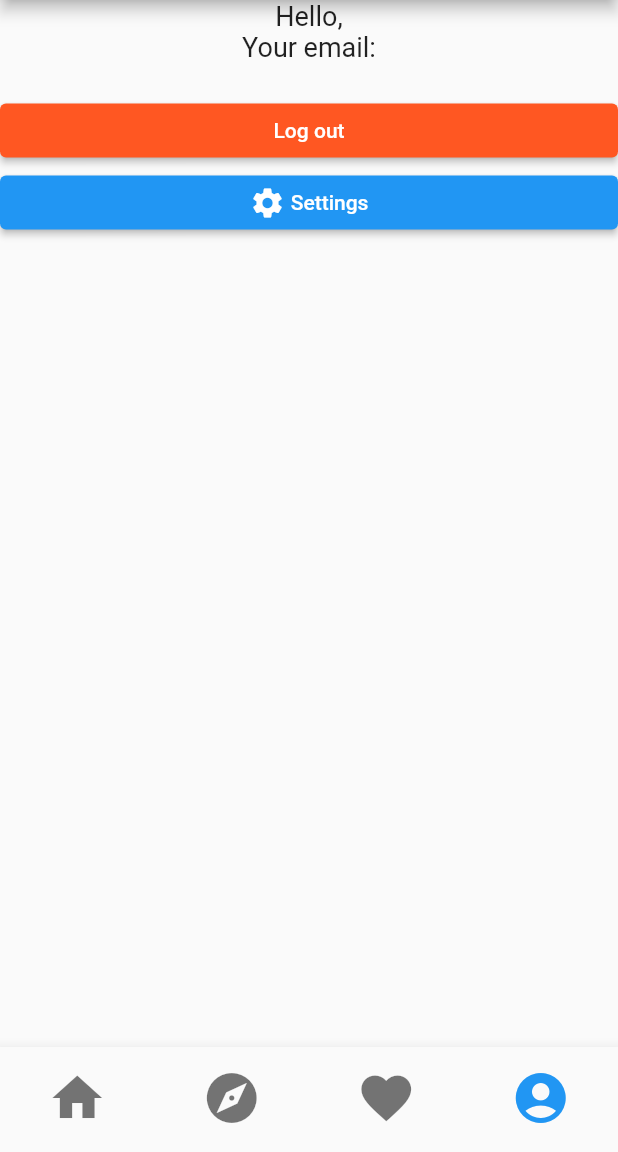
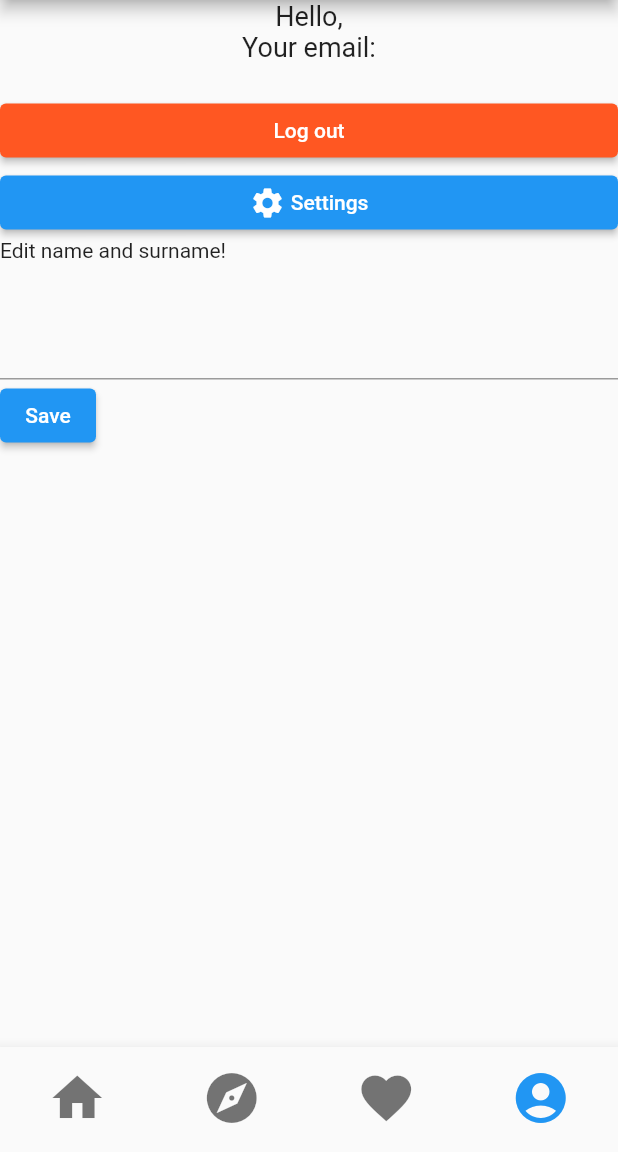
Before and after one commit to DrommeLag/LangApp, a Flutter app: the MainScreen screen opened directly, item 4 of the bottom bar chosen, on a phone screen of 412 x 824 dp, the part 84-1236 px from its top. Run offline on Flutter 3.47's test engine with Material 2 defaults, Android fonts, the phone set to English and light mode, and no system bars; our stand-ins replace cloud_firestore, firebase_auth, firebase_core, flutter_local_notifications, flutter_secure_storage, flutter_settings_screens and 3 more; missing offline and left inert: mailer; accounts and stored records are empty.

Commit message:
Added name and surname editing

```diff
--- a/lib/core/database.dart
+++ b/lib/core/database.dart
@@ -12,6 +12,11 @@ class DatabaseService {
       'displayName': displayName,
       'email': email,
       'photo': null,
+    });
+  }
+  Future updateDisplayName(String? displayName) async{
+    return await usersCollection.doc(uid).set({
+      'displayName': displayName
     });
   }
 
--- a/lib/screen/user/user_page.dart
+++ b/lib/screen/user/user_page.dart
@@ -2,8 +2,11 @@ import 'package:cloud_firestore/cloud_firestore.dart';
 import 'package:firebase_auth/firebase_auth.dart';
 import 'package:flutter/material.dart';
 import 'package:lang_app/screen/user/settings/settings_page.dart';
+import '../../core/database.dart';
+import 'auth/auth_page.dart';
 
-import 'auth/auth_page.dart';
+final _formKey = GlobalKey<FormState>();
+String? _currentName;
 
 class UserPage extends StatefulWidget {
   const UserPage({Key? key}) : super(key: key);
@@ -28,10 +31,9 @@ class _UserPage extends State<UserPage> {
             return const Center(child: CircularProgressIndicator());
           }
           User? user = FirebaseAuth.instance.currentUser;
-          final uid = user?.uid;
-
           final CollectionReference usersColection =
           FirebaseFirestore.instance.collection('users');
+          final uid = user?.uid;
 
           return FutureBuilder<DocumentSnapshot>(
             future: usersColection.doc(uid).get(),
@@ -69,7 +71,6 @@ class _UserPage extends State<UserPage> {
                           backgroundColor: MaterialStateProperty.all<Color>(
                               Colors.deepOrange),
                         ),
-                        // color: Theme.of(context).primaryColor,
                         child: Text(
                           "Log out",
                           style: Theme.of(context).primaryTextTheme.button,
@@ -89,7 +90,39 @@ class _UserPage extends State<UserPage> {
                             Text(" Settings"),
                           ],
                         ),
-                      )
+                      ),
+                      Form(
+                          key: _formKey,
+                          child: Column(
+                            crossAxisAlignment: CrossAxisAlignment.start,
+                            mainAxisAlignment: MainAxisAlignment.center,
+                            children: <Widget>[
+                              const Text('Edit name and surname!'),
+                              const SizedBox(
+                                height: 30,
+                              ),
+                              TextFormField(
+                                validator: (String? value) {
+                                  if (value != null && value.isEmpty) {
+                                    return "Please enter your name and surname:";
+                                  }
+                                  return null;
+                                },
+                                onChanged: (val) =>
+                                    setState(() => _currentName = val),
+                              ),
+                              ElevatedButton(
+                                  child: const Text('Save'),
+                                  onPressed: () async {
+                                    if (_formKey.currentState!.validate()) {
+                                      print('Update');
+                                      await DatabaseService().updateDisplayName(
+                                          _currentName ?? user?.displayName);
+                                    }
+                                    Navigator.pop(context);
+                                  })
+                            ],
+                          ))
                     ]);
               }
               return const Text("Loading");
```
Lines whose indentation alone changed are shown as unchanged.
